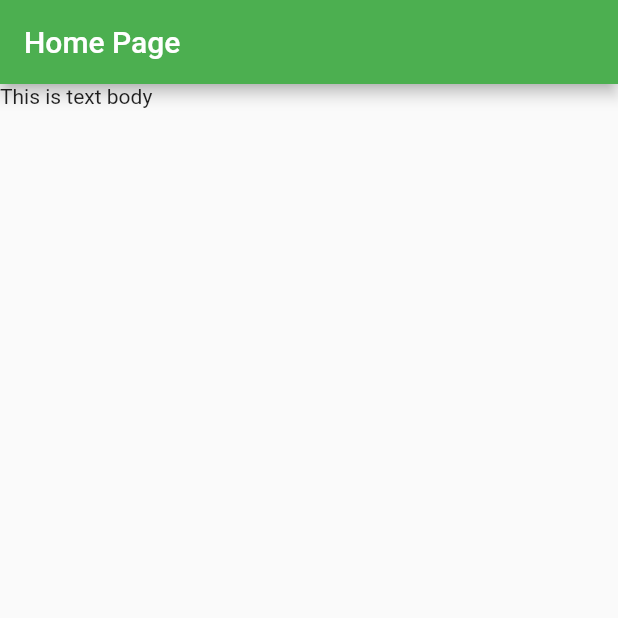
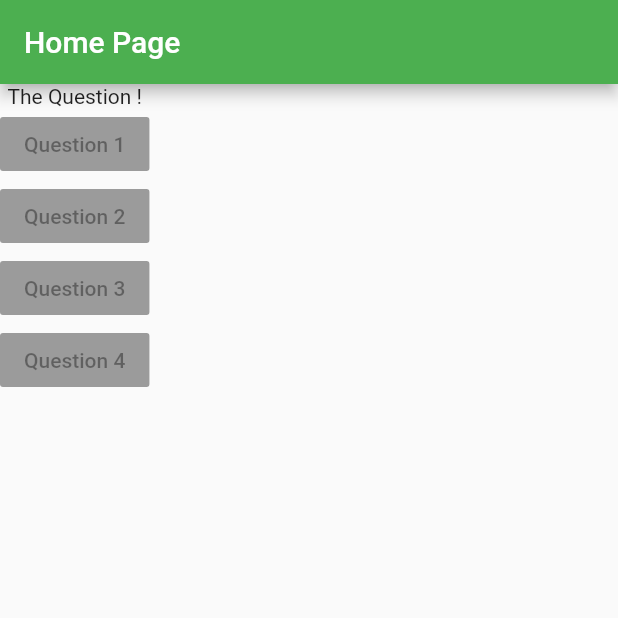
Before and after one commit to ski96277/flutter_complete_guide, a Flutter app: the screen it shows after launch, on a phone screen of 412 x 824 dp, the top half of it. Run offline on Flutter 3.47's test engine with Material 2 defaults, Android fonts, the phone set to English and light mode, and no system bars.

Commit message:
RaisedButton under Column

```diff
--- a/lib/main.dart
+++ b/lib/main.dart
@@ -84,8 +84,20 @@ class MyApp extends StatelessWidget {
   @override
   Widget build(BuildContext context) {
     // TODO: implement build
-    return MaterialApp(home: Scaffold(
-        appBar: AppBar(title:Text("Home Page"),backgroundColor: Colors.green,),
-    body: Text("This is text body"), ));
+    return MaterialApp(
+        home: Scaffold(
+            appBar: AppBar(
+              title: Text("Home Page"),
+              backgroundColor: Colors.green,
+            ),
+            body: Column(
+              children: [
+                Text("The Question !"),
+                RaisedButton(child: Text("Question 1"), onPressed: null),
+                RaisedButton(child: Text("Question 2"), onPressed: null),
+                RaisedButton(child: Text("Question 3"), onPressed: null),
+                RaisedButton(child: Text("Question 4"), onPressed: null),
+              ],
+            )));
   }
 }
```
